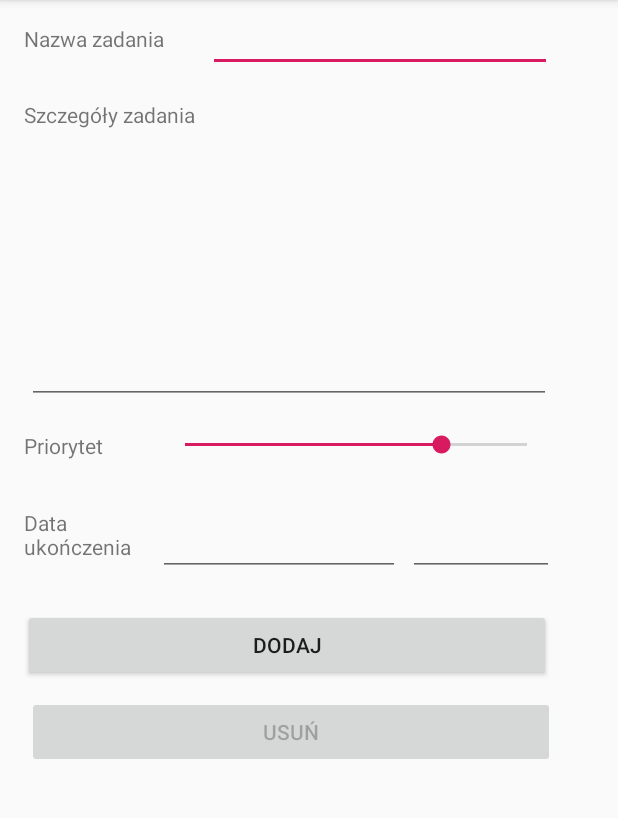
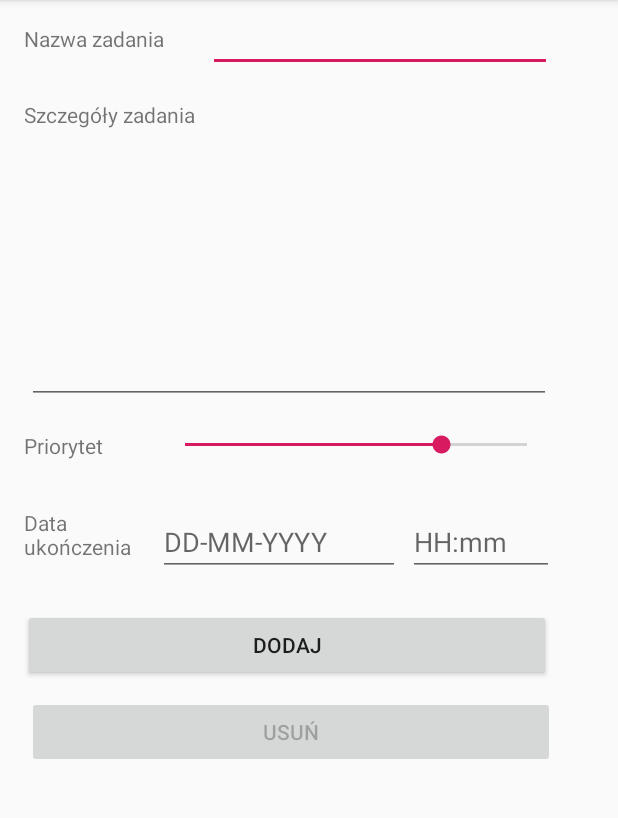
Before and after one commit to ogendogen/Android-ToDoList, an Android app: the TaskActivity screen opened directly, with no data from a screen before it, on a phone screen of 412 x 824 dp, the part 84-902 px from its top. Run offline under Robolectric (Android 15) with nearby library versions, the phone set to English and light mode, and no system bars.

Commit message:
Placeholders for date and time

```diff
--- a/app/src/main/res/layout/activity_task.xml
+++ b/app/src/main/res/layout/activity_task.xml
@@ -90,6 +90,7 @@
         android:layout_marginTop="24dp"
         android:ems="10"
         android:inputType="date"
+        android:hint="DD-MM-YYYY"
         app:layout_constraintStart_toEndOf="@+id/textView4"
         app:layout_constraintTop_toBottomOf="@+id/seekBar" />
 
@@ -101,6 +102,7 @@
         android:layout_marginTop="24dp"
         android:ems="10"
         android:inputType="time"
+        android:hint="HH:mm"
         app:layout_constraintStart_toEndOf="@+id/editText4"
         app:layout_constraintTop_toBottomOf="@+id/seekBar" />
 
```
